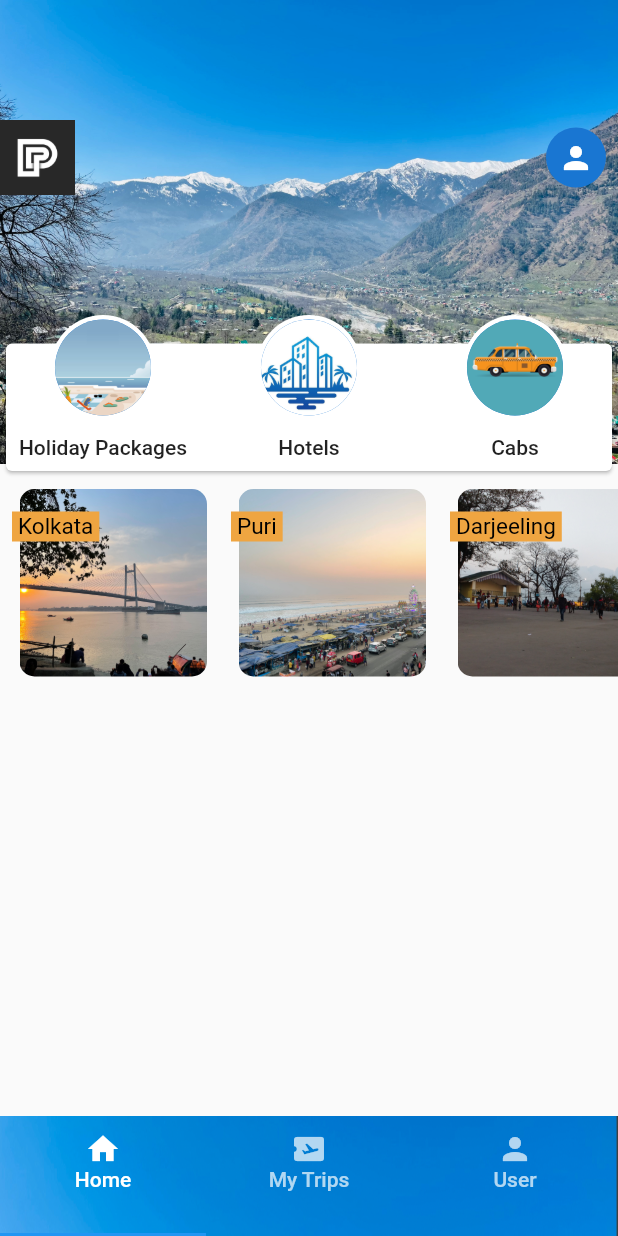
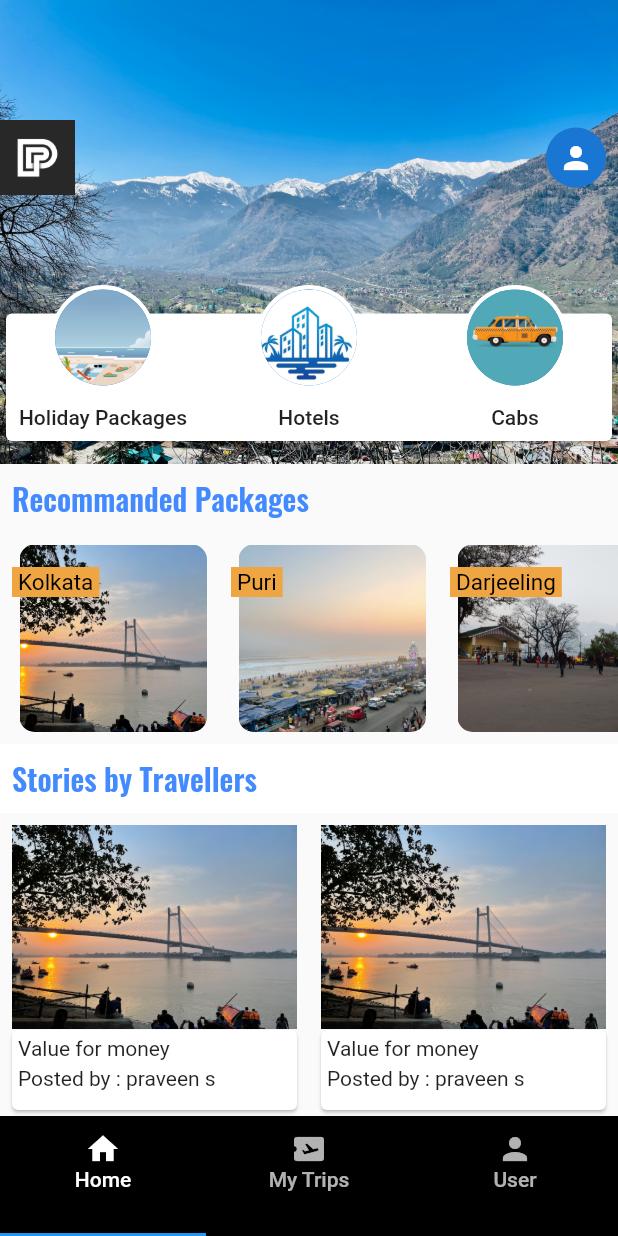
Before and after one commit to Somsubhra92/trip_adviser_dev, a Flutter app: the screen it shows after launch, on a phone screen of 412 x 824 dp. Run offline on Flutter 3.47's test engine with Material 2 defaults, Android fonts, the phone set to English and light mode, and no system bars.

Commit message:
Dashboard screen bottom nav changes commit

```diff
--- a/lib/custom_classes/primary_highlight_section.dart
+++ b/lib/custom_classes/primary_highlight_section.dart
@@ -16,7 +16,11 @@ class _PrimaryHighlightSectionState extends State<PrimaryHighlightSection> {
     return Container(
       child: Stack(
         children: [
-          Image.asset("images/background_img.jpeg"),
+          Row(
+            children: [
+              Expanded(child: Image.asset("images/background_img.jpeg", fit: BoxFit.fill)),
+            ],
+          ),
           Container(
             margin: EdgeInsets.only(top: 80),
             child: Row(
@@ -38,7 +42,7 @@ class _PrimaryHighlightSectionState extends State<PrimaryHighlightSection> {
             ),
           ),
           Padding(
-            padding: const EdgeInsets.only(top: 200.0),
+            padding: const EdgeInsets.only(top: 180.0),
             child: Container(
               child: Card(
                 child: SizedBox(
@@ -51,7 +55,7 @@ class _PrimaryHighlightSectionState extends State<PrimaryHighlightSection> {
             ),
           ),
           Padding(
-            padding: const EdgeInsets.only(top: 200.0),
+            padding: const EdgeInsets.only(top: 180.0),
             child: Row(
               children: [
                 Expanded(
@@ -77,6 +81,7 @@ class _PrimaryHighlightSectionState extends State<PrimaryHighlightSection> {
           ),
         ],
       ),
+      color: Colors.green,
     );
   }
 }
--- a/lib/custom_classes/recommended_section.dart
+++ b/lib/custom_classes/recommended_section.dart
@@ -11,7 +11,18 @@ class RecommendedSection extends StatefulWidget {
 class _RecommendedSectionState extends State<RecommendedSection> {
   @override
   Widget build(BuildContext context) {
-    return SingleChildScrollView(
+    return Column(
+      crossAxisAlignment: CrossAxisAlignment.stretch,
+      children: [
+        Padding(
+          padding: const EdgeInsets.symmetric(vertical: 8.0, horizontal: 8.0),
+          child: Text(
+            "Recommanded Packages",
+            style: TextStyle(fontFamily: "Oswald", fontSize: 20, fontWeight: FontWeight.w600,color: Colors.blueAccent),
+            textAlign: TextAlign.left,
+          ),
+        ),
+        SingleChildScrollView(
           scrollDirection: Axis.horizontal,
           child: Row(
             children: [
@@ -21,6 +32,8 @@ class _RecommendedSectionState extends State<RecommendedSection> {
               RecommandedSectionItem(assetName: "images/shimla.jpeg", highlightName: "Shimla",)
             ],
           ),
+        ),
+      ],
     );
   }
 }
--- /dev/null
+++ b/lib/custom_classes/stories_section.dart
@@ -0,0 +1,37 @@
+import 'package:flutter/material.dart';
+import 'package:trip_adviser/custom_classes/stories_section_items.dart';
+
+class StoriesSection extends StatefulWidget {
+  const StoriesSection({Key? key}) : super(key: key);
+
+  @override
+  State<StoriesSection> createState() => _StoriesSectionState();
+}
+
+class _StoriesSectionState extends State<StoriesSection> {
+  @override
+  Widget build(BuildContext context) {
+    return Padding(
+      padding: const EdgeInsets.only(bottom: 80.0),
+      child: GridView.count(
+        crossAxisCount: 2,
+        children: [StoriesItem(), StoriesItem(),StoriesItem(), StoriesItem()],
+        padding: EdgeInsets.only(top: 0),
+      ),
+    );
+
+    // return SingleChildScrollView(
+    //   scrollDirection: Axis.vertical,
+    //   child: Padding(
+    //     padding: const EdgeInsets.only(bottom: 80.0),
+    //     child: Column(
+    //       // gridDelegate: SliverGridDelegateWithFixedCrossAxisCount(crossAxisCount: 1),
+    //       children: [
+    //         StoriesItem(),
+    //         StoriesItem()
+    //       ],
+    //     ),
+    //   ),
+    // );
+  }
+}
--- /dev/null
+++ b/lib/custom_classes/stories_section_items.dart
@@ -0,0 +1,57 @@
+import 'package:flutter/material.dart';
+
+class StoriesItem extends StatefulWidget {
+  const StoriesItem({Key? key}) : super(key: key);
+
+  @override
+  State<StoriesItem> createState() => _StoriesItemState();
+}
+
+class _StoriesItemState extends State<StoriesItem> {
+  @override
+  Widget build(BuildContext context) {
+    return Container(
+      child: Padding(
+        padding: const EdgeInsets.all(8.0),
+        child: Column(
+          children: [
+            Expanded(
+              child: Row(
+                children: [
+                  Expanded(
+                    child: Image.asset(
+                      "images/kolkata.jpeg",
+                      fit: BoxFit.fill,
+                    ),
+                  ),
+                ],
+              ),
+              flex: 5,
+            ),
+            Expanded(
+              child: Card(
+                margin: EdgeInsets.only(top: 1),
+                child: Padding(
+                  padding: const EdgeInsets.all(4.0),
+                  child: Column(
+                    mainAxisAlignment: MainAxisAlignment.start,
+                    crossAxisAlignment: CrossAxisAlignment.stretch,
+                    children: [
+                      Padding(
+                        padding: const EdgeInsets.only(bottom: 4.0),
+                        child: Text("Value for money"),
+                      ),
+                      Text("Posted by : praveen s"),
+                    ],
+                  ),
+                ),
+                color: Colors.white,
+              ),
+              flex: 2,
+            )
+          ],
+        ),
+      ),
+    );
+  }
+}
--- a/lib/dashboard_page.dart
+++ b/lib/dashboard_page.dart
@@ -1,5 +1,6 @@
 import 'package:flutter/material.dart';
 import 'package:trip_adviser/custom_classes/recommended_section.dart';
+import 'package:trip_adviser/custom_classes/stories_section.dart';
 import 'custom_classes/primary_highlight_section.dart';
 
 class DashboardPage extends StatefulWidget {
@@ -17,7 +18,7 @@ class _DashboardPageState extends State<DashboardPage> {
       child: Scaffold(
         bottomSheet: Stack(
           children: [
-            Image.asset("images/nav_background.png", height: 80, fit: BoxFit.fill,),
+            // Image.asset("images/nav_background.png", height: 80, fit: BoxFit.fill,),
             Container(
               child: TabBar(
                 tabs: [
@@ -36,6 +37,7 @@ class _DashboardPageState extends State<DashboardPage> {
                 ],
               ),
               height: 80,
+              color: Colors.black,
             ),
           ],
         ),
@@ -52,8 +54,9 @@ class _DashboardPageState extends State<DashboardPage> {
     //   child: Scaffold(
     //     body: Column(
     //       children: [
-    //         PrimaryHighlightSection(),
-    //         RecommendedSection()
+    //         Expanded(child: PrimaryHighlightSection(),flex: 15,),
+    //         Expanded(child: RecommendedSection(),flex: 9,),
+    //         Expanded(child: StoriesSection(),flex:20,)
     //       ],
     //     ),
     //   ),
@@ -72,9 +75,22 @@ class _HomePageState extends State<HomePage> {
   @override
   Widget build(BuildContext context) {
     return Column(
+      crossAxisAlignment: CrossAxisAlignment.stretch,
       children: [
         PrimaryHighlightSection(),
         RecommendedSection(),
+        Container(
+          color: Colors.white,
+          child: Padding(
+            padding: const EdgeInsets.all(8.0),
+            child: Text(
+              "Stories by Travellers",
+              style: TextStyle(fontFamily: "Oswald", fontSize: 20, fontWeight: FontWeight.w600, color: Colors.blueAccent),
+              textAlign: TextAlign.left,
+            ),
+          ),
+        ),
+        Flexible(child: StoriesSection()),
       ],
     );
   }
```
Also changed, not shown: pubspec.yaml (+7 -9 lines), fonts/Lobster-Regular.ttf (added), fonts/Oswald-VariableFont_wght.ttf (added). Lines whose indentation alone changed are shown as unchanged.
